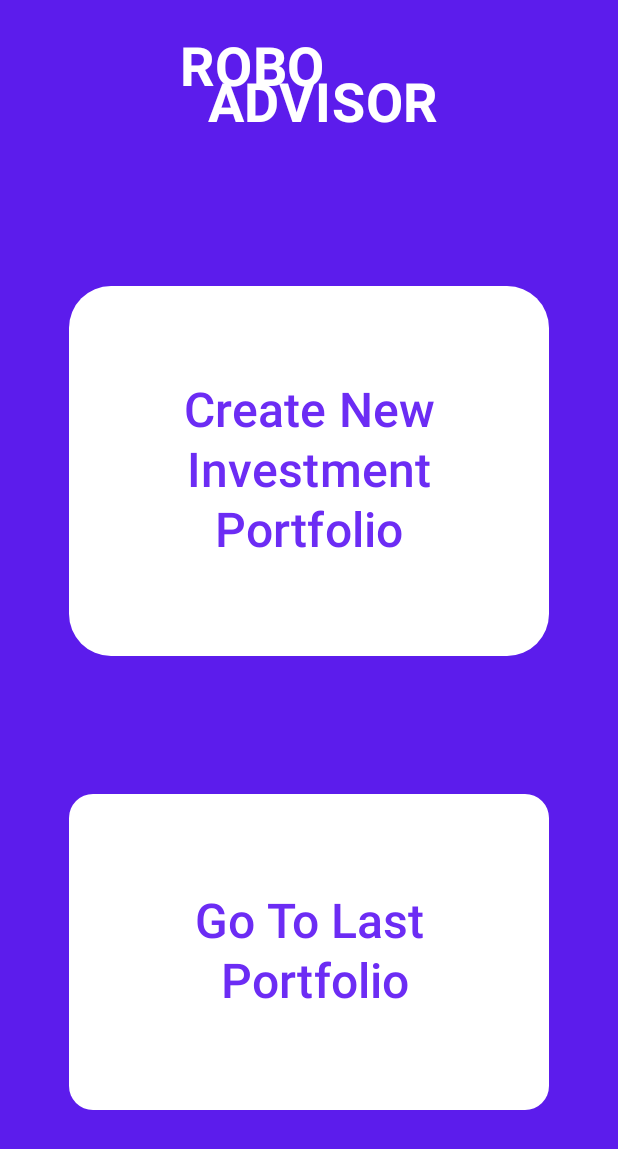
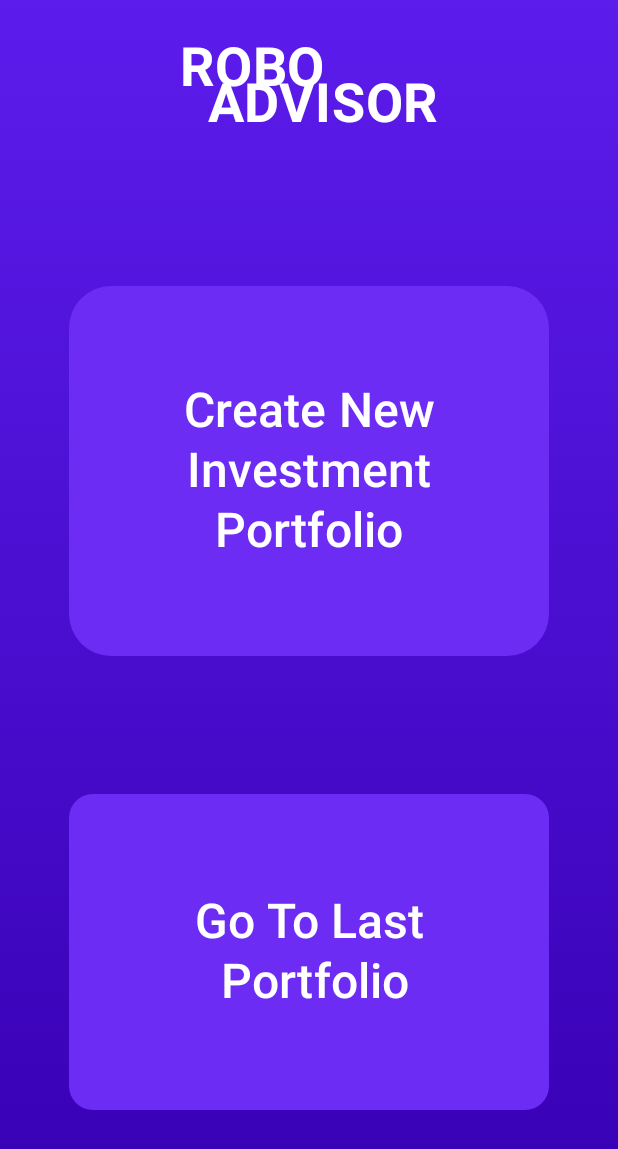
Before and after one commit to roihas1/ProjectApp, an Android app built with Jetpack Compose: the @Preview function HomeScreenPreview, on a phone screen of 412 x 824 dp. Shown: the top 1149 px of the screen. Run offline under Robolectric (Android 15) with nearby library versions, the phone set to English and light mode, and no system bars.

Commit message:
changing the background color

```diff
--- a/app/src/main/java/com/example/projectapp/HomeScreen.kt
+++ b/app/src/main/java/com/example/projectapp/HomeScreen.kt
@@ -22,6 +22,7 @@ import androidx.compose.material3.TextButton
 import androidx.compose.runtime.Composable
 import androidx.compose.ui.Alignment
 import androidx.compose.ui.Modifier
+import androidx.compose.ui.graphics.Brush
 import androidx.compose.ui.graphics.Color
 import androidx.compose.ui.modifier.modifierLocalConsumer
 import androidx.compose.ui.text.style.TextAlign
@@ -37,7 +38,7 @@ fun HomeScreen(
 ) {
     Column ( modifier = modifier
         .fillMaxSize()
-        .background(MyColors.Primary),
+        .background(Brush.verticalGradient(listOf(MyColors.Primary, MyColors.PrimaryVariant))),
     horizontalAlignment = Alignment.CenterHorizontally,
     verticalArrangement = Arrangement.spacedBy(52.dp)
     ){
@@ -51,15 +52,15 @@ fun HomeScreen(
                 shape = MaterialTheme.shapes.extraLarge,
                 contentPadding = PaddingValues(48.dp),
                 colors = ButtonDefaults.buttonColors(
-                    contentColor = Color.White,
-                    containerColor = Color.White
+                    contentColor = MyColors.ButtonColor,
+                    containerColor = MyColors.ButtonColor
                 )
             ) {
                 Text(
                     modifier= Modifier.padding(16.dp),
                     text="Create New\n\nInvestment\n\nPortfolio",
                     fontSize = 32.sp,
-                    color= MyColors.ButtonColor,
+                    color= Color.White,
                     textAlign = TextAlign.Center
                 )
             }
@@ -72,15 +73,15 @@ fun HomeScreen(
                 shape = MaterialTheme.shapes.large,
                 contentPadding = PaddingValues(48.dp),
                 colors = ButtonDefaults.textButtonColors(
-                    contentColor = Color.White,
-                    containerColor = Color.White
+                    contentColor = MyColors.ButtonColor,
+                    containerColor = MyColors.ButtonColor
                 )
             ) {
                 Text(
                     modifier= Modifier.padding(18.dp),
                     text="Go To Last\n\n Portfolio",
                     fontSize = 32.sp,
-                    color= MyColors.ButtonColor,
+                    color= Color.White,
                     textAlign = TextAlign.Center
                 )
             }
```
